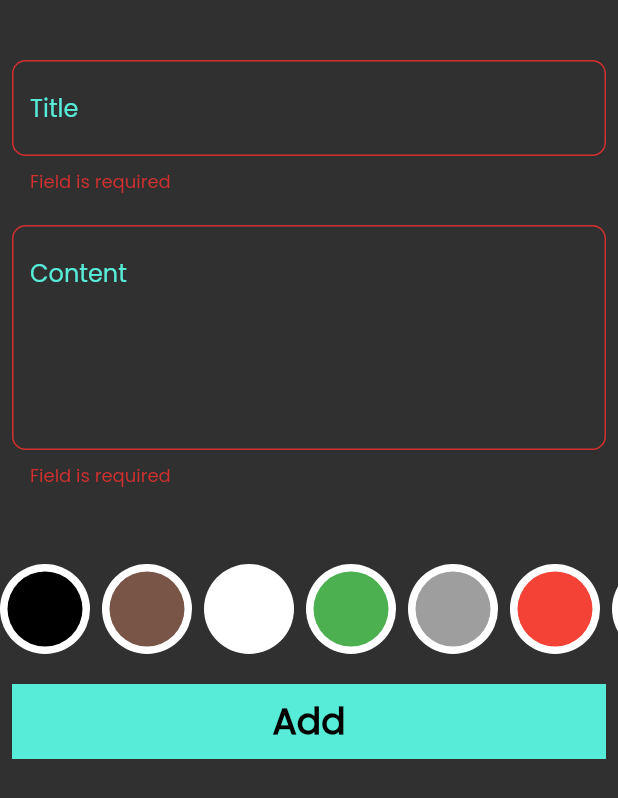
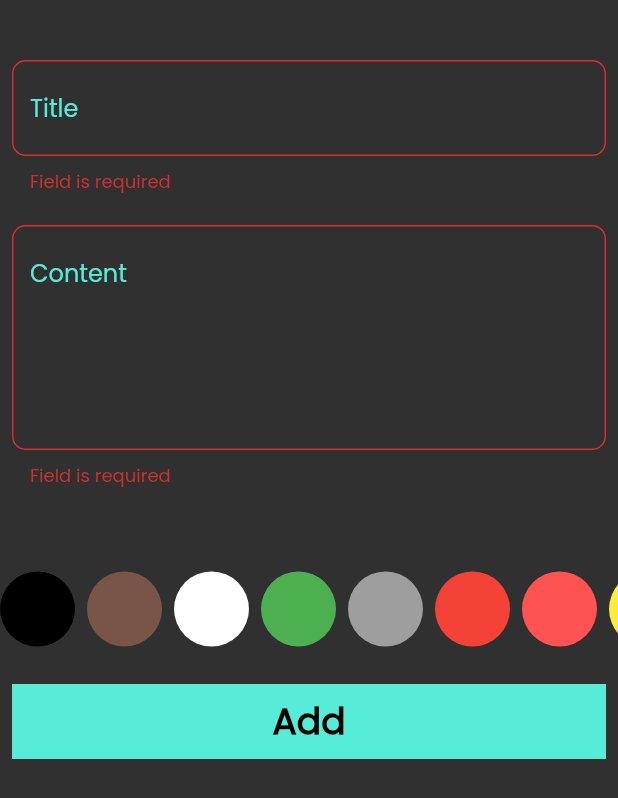
Before and after one commit to Sameradel11/Flutter-NotesApp, a Flutter app: the AddNoteForm widget shown alone on an empty page, opened directly, after a tap on "Add", on a phone screen of 412 x 824 dp. Shown: the top 798 px of the screen. Run offline on Flutter 3.47's test engine with Material 2 defaults, Android fonts, the phone set to English and light mode, and no system bars; our stand-ins replace bloc, flutter_bloc, hive, hive_flutter; accounts and stored records are empty.

Commit message:
add color listview to add note

```diff
--- a/lib/cubit/add_cubit/note_cubit.dart
+++ b/lib/cubit/add_cubit/note_cubit.dart
@@ -7,11 +7,13 @@ import 'package:notes_app/model/note_model.dart';
 part 'note_state.dart';
 
 class NoteCubit extends Cubit<AddNoteState> {
+  Color notecolor = Colors.red;
   NoteCubit() : super(AddNoteInitial());
   addNote(NoteModel note) async {
     emit(AddNoteLoading());
     try {
       var notesBox = Hive.box<NoteModel>(KBoxName);
+      note.color = notecolor.value;
       await notesBox.add(note);
       emit(AddNotesuccess());
     } catch (e) {
--- a/lib/model/note_model.dart
+++ b/lib/model/note_model.dart
@@ -12,7 +12,7 @@ class NoteModel extends HiveObject {
   @HiveField(2)
   final String date;
   @HiveField(3)
-  final int color;
+   int color;
   NoteModel(
     this.title,
     this.content,
--- a/lib/widgets/add_note_form.dart
+++ b/lib/widgets/add_note_form.dart
@@ -45,7 +45,7 @@ class _AddNoteFormState extends State<AddNoteForm> {
           const SizedBox(
             height: 40,
           ),
-          ColorListView(),
+          const ColorListView(),
           const SizedBox(
             height: 20,
           ),
@@ -60,8 +60,8 @@ class _AddNoteFormState extends State<AddNoteForm> {
                         .format(DateTime.now())
                         .toString();
                     formkey.currentState!.save();
-                    NoteModel note =
-                        NoteModel(title!, subTitle!, time, Colors.blue.value);
+                    NoteModel note = NoteModel(title!, subTitle!, time,
+                        BlocProvider.of<NoteCubit>(context).notecolor.value);
 
                     BlocProvider.of<NoteCubit>(context).addNote(note);
                   } else {
@@ -114,12 +114,12 @@ class _ColorCircleState extends State<ColorCircle> {
 
 class ColorListView extends StatefulWidget {
   const ColorListView({super.key});
-
   @override
   State<ColorListView> createState() => _ColorListViewState();
 }
 
 class _ColorListViewState extends State<ColorListView> {
+  int currindex = -1;
   @override
   Widget build(BuildContext context) {
     const List<Color> listcolor = [
@@ -141,7 +141,6 @@ class _ColorListViewState extends State<ColorListView> {
       Colors.cyan,
       Colors.cyanAccent
     ];
-    int currindex = 9;
     return SizedBox(
         height: 60,
         child: ListView.builder(
@@ -150,12 +149,15 @@ class _ColorListViewState extends State<ColorListView> {
             itemBuilder: (context, index) {
               return GestureDetector(
                 onTap: () {
+                  currindex = index;
+                  BlocProvider.of<NoteCubit>(context).notecolor =
+                      listcolor[currindex];
                   setState(() {});
                 },
                 child: Padding(
                   padding: const EdgeInsets.only(right: 8.0),
                   child: ColorCircle(
-                    isActiv: true,
+                    isActiv: currindex == index,
                     circleColor: listcolor[index],
                   ),
                 ),
--- a/lib/widgets/custom_note_item.dart
+++ b/lib/widgets/custom_note_item.dart
@@ -21,7 +21,7 @@ class NoteItem extends StatelessWidget {
           padding: const EdgeInsets.only(left: 8, top: 0, bottom: 8),
           width: double.infinity,
           decoration: BoxDecoration(
-              color: Colors.blueGrey.shade700,
+              color: Color(note.color),
               borderRadius: BorderRadius.circular(16)),
           child: Padding(
             padding: const EdgeInsets.only(top: 10.0),
```
